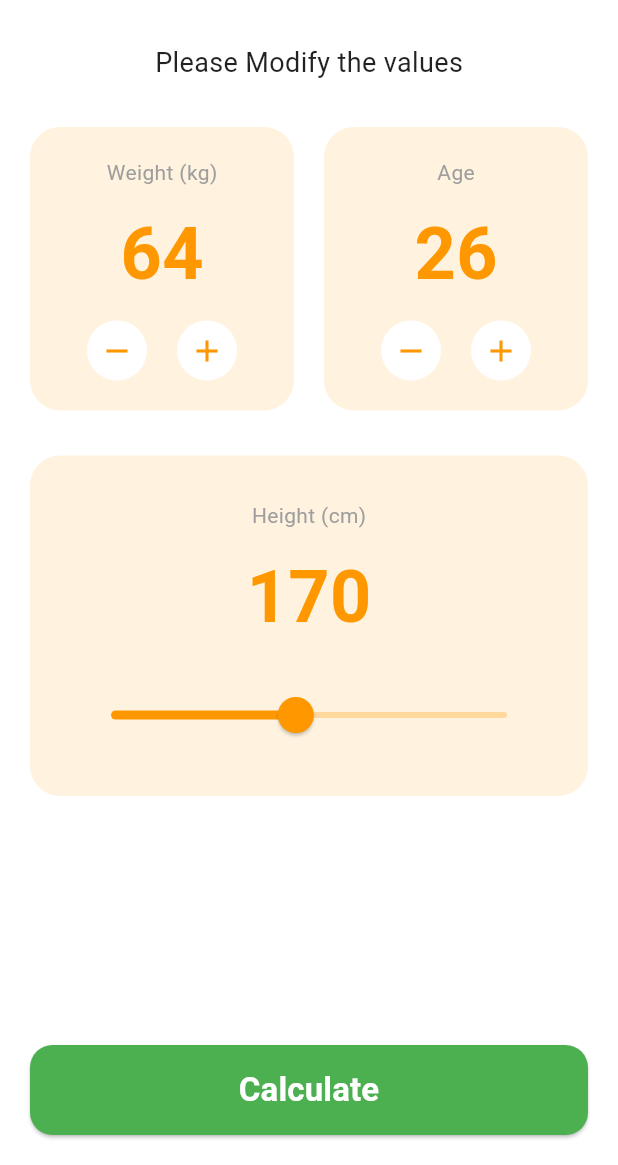
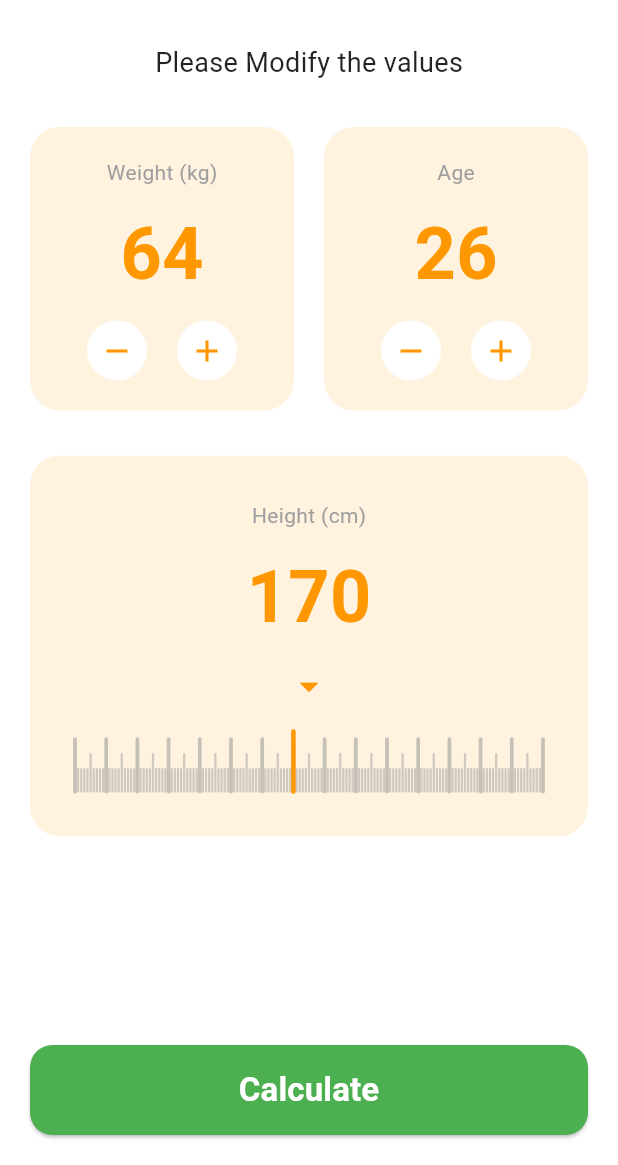
Before and after one commit to AserAbdo/BMI2, a Flutter app: the BMIInputScreen screen opened directly, after a tap on the "remove" icon, on a phone screen of 412 x 824 dp, the part 71-1236 px from its top. Run offline on Flutter 3.47's test engine with Material 3 defaults, Android fonts, the phone set to English and light mode, and no system bars; our stand-ins replace flutter_bloc.

Commit message:
refactor: replace Slider with HeightRulerPicker for improved height selection UI

```diff
--- a/lib/features/bmi_input/presentation/widgets/height_slider_card.dart
+++ b/lib/features/bmi_input/presentation/widgets/height_slider_card.dart
@@ -35,27 +35,148 @@ class HeightSliderCard extends StatelessWidget {
               color: AppColors.primaryOrange,
             ),
           ),
-          const SizedBox(height: 20),
-          SliderTheme(
-            data: SliderThemeData(
-              activeTrackColor: AppColors.primaryOrange,
-              inactiveTrackColor: AppColors.primaryOrange.withValues(
-                alpha: 0.3,
-              ),
-              thumbColor: AppColors.primaryOrange,
-              overlayColor: AppColors.primaryOrange.withValues(alpha: 0.2),
-              thumbShape: const RoundSliderThumbShape(enabledThumbRadius: 12),
-              trackHeight: 4,
-            ),
-            child: Slider(
-              value: height.toDouble(),
-              min: 100,
-              max: 250,
-              onChanged: onChanged,
-            ),
+          const SizedBox(height: 10),
+          // Arrow indicator pointing down
+          const Icon(
+            Icons.arrow_drop_down,
+            color: AppColors.primaryOrange,
+            size: 30,
           ),
+          const SizedBox(height: 5),
+          // Ruler picker - fits screen width
+          HeightRulerPicker(height: height, onChanged: onChanged),
         ],
       ),
     );
   }
 }
+
+/// Advanced ruler-style height picker
+/// Uses GestureDetector for tap/drag - no scrolling
+/// Fits the available width using LayoutBuilder
+class HeightRulerPicker extends StatelessWidget {
+  final int height;
+  final ValueChanged<double> onChanged;
+
+  // Height range
+  static const int minHeight = 100;
+  static const int maxHeight = 250;
+  static const int totalTicks = maxHeight - minHeight; // 150 ticks
+
+  const HeightRulerPicker({
+    super.key,
+    required this.height,
+    required this.onChanged,
+  });
+
+  @override
+  Widget build(BuildContext context) {
+    return LayoutBuilder(
+      builder: (context, constraints) {
+        // Use full available width
+        final double rulerWidth = constraints.maxWidth;
+        final double tickSpacing = rulerWidth / totalTicks;
+
+        // Calculate center position based on current height
+        final double centerX = (height - minHeight) * tickSpacing;
+
+        return GestureDetector(
+          // Handle tap
+          onTapDown: (details) =>
+              _updateHeight(details.localPosition.dx, rulerWidth),
+          // Handle drag
+          onHorizontalDragUpdate: (details) =>
+              _updateHeight(details.localPosition.dx, rulerWidth),
+          child: SizedBox(
+            height: 50,
+            width: rulerWidth,
+            child: CustomPaint(
+              painter: RulerPainter(
+                currentHeight: height,
+                minHeight: minHeight,
+                maxHeight: maxHeight,
+                tickSpacing: tickSpacing,
+                centerX: centerX,
+              ),
+            ),
+          ),
+        );
+      },
+    );
+  }
+
+  void _updateHeight(double dx, double rulerWidth) {
+    // Convert tap position to height value
+    final double percentage = (dx / rulerWidth).clamp(0.0, 1.0);
+    final int newHeight = (minHeight + (percentage * totalTicks)).round();
+    final int clampedHeight = newHeight.clamp(minHeight, maxHeight);
+    onChanged(clampedHeight.toDouble());
+  }
+}
+
+/// Custom painter for drawing the ruler
+/// More performant than building widgets
+class RulerPainter extends CustomPainter {
+  final int currentHeight;
+  final int minHeight;
+  final int maxHeight;
+  final double tickSpacing;
+  final double centerX;
+
+  RulerPainter({
+    required this.currentHeight,
+    required this.minHeight,
+    required this.maxHeight,
+    required this.tickSpacing,
+    required this.centerX,
+  });
+
+  @override
+  void paint(Canvas canvas, Size size) {
+    final Paint tickPaint = Paint()
+      ..color = AppColors.grey.withValues(alpha: 0.5)
+      ..strokeWidth = 1.5
+      ..strokeCap = StrokeCap.round;
+
+    final Paint majorTickPaint = Paint()
+      ..color = AppColors.grey.withValues(alpha: 0.6)
+      ..strokeWidth = 2.5
+      ..strokeCap = StrokeCap.round;
+
+    final Paint centerPaint = Paint()
+      ..color = AppColors.primaryOrange
+      ..strokeWidth = 3
+      ..strokeCap = StrokeCap.round;
+
+    // Draw all tick marks
+    for (int i = 0; i <= maxHeight - minHeight; i++) {
+      final int value = minHeight + i;
+      final double x = i * tickSpacing;
+
+      final bool isMajor = value % 10 == 0;
+      final bool isMid = value % 5 == 0 && !isMajor;
+
+      // Tick heights
+      final double tickHeight = isMajor ? 35 : (isMid ? 25 : 15);
+      final double startY = size.height - tickHeight;
+      final double endY = size.height;
+
+      // Use appropriate paint
+      final Paint paint = isMajor ? majorTickPaint : tickPaint;
+
+      canvas.drawLine(Offset(x, startY), Offset(x, endY), paint);
+    }
+
+    // Draw center indicator (current selection)
+    canvas.drawLine(
+      Offset(centerX, size.height - 40),
+      Offset(centerX, size.height),
+      centerPaint,
+    );
+  }
+
+  @override
+  bool shouldRepaint(RulerPainter oldDelegate) {
+    return oldDelegate.currentHeight != currentHeight;
+  }
+}
```
